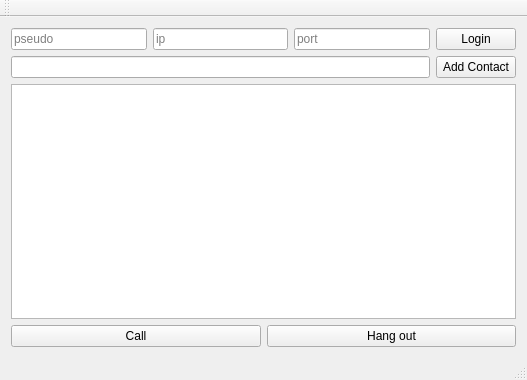
Above: Client/ui/mainwindow.ui from RaJiska/CPP_babel_2018 before the change. Below: the same form after it.
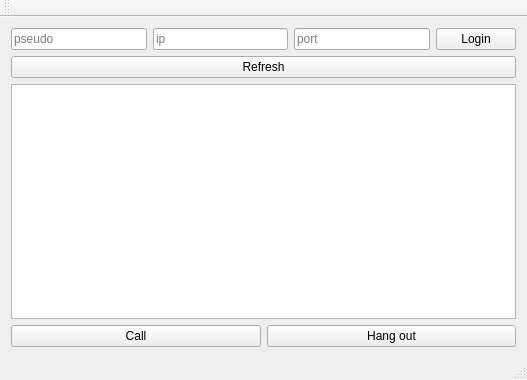
That is the form after the change.

Commit message: [REFRESH] : add refresh button

What changed in the file:
```diff
--- a/Client/ui/mainwindow.ui
+++ b/Client/ui/mainwindow.ui
@@ -52,13 +52,10 @@
     </item>
     <item>
      <layout class="QHBoxLayout" name="horizontalLayout_2">
-      <item>
-       <widget class="QLineEdit" name="Contactfield"/>
-      </item>
       <item>
        <widget class="QPushButton" name="Contact">
         <property name="text">
-         <string>Add Contact</string>
+         <string>Refresh</string>
         </property>
        </widget>
       </item>
```
The commit also changes 1 other file.
